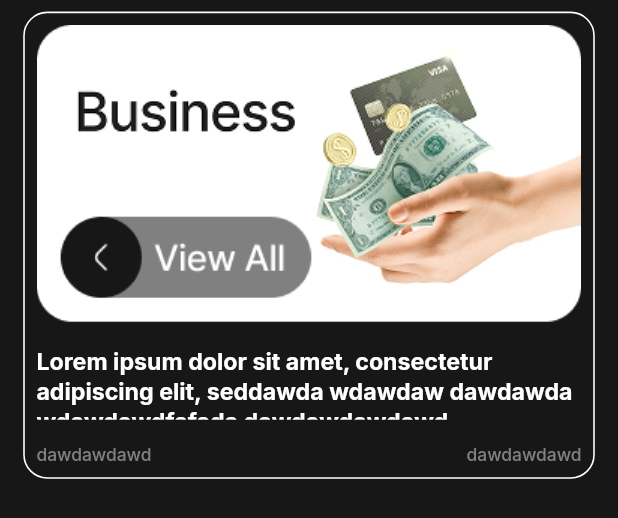
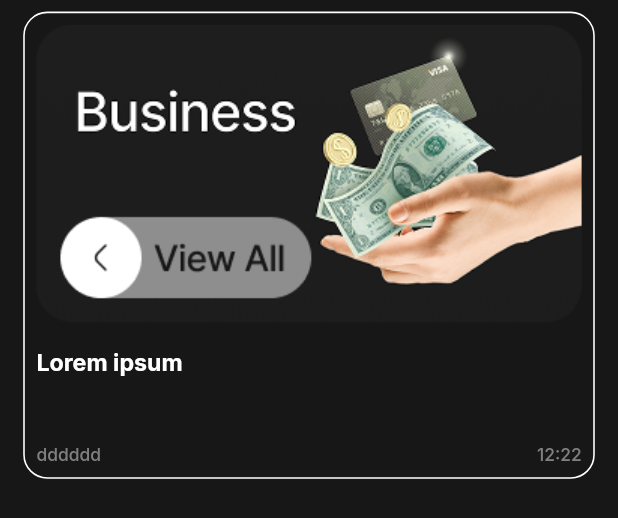
Before and after one commit to ElRaey-411/News-app, a Flutter app: the ArticleItem widget shown alone on an empty page, opened directly, on a phone screen of 412 x 824 dp. Shown: the top 518 px of the screen. Run offline on Flutter 3.47's test engine with Material 3 defaults, Android fonts, the phone set to English and light mode, and no system bars; our stand-ins replace flutter_screenutil, google_fonts.

Commit message:
finish details screen ui

```diff
--- a/lib/config/theme_manager.dart
+++ b/lib/config/theme_manager.dart
@@ -8,8 +8,23 @@ class ThemeManager {
   static final ThemeData dark = ThemeData(
     primaryColor: ColorsManager.black,
     secondaryHeaderColor: ColorsManager.white,
+    scaffoldBackgroundColor: ColorsManager.black,
 
-    scaffoldBackgroundColor: ColorsManager.black,
+    elevatedButtonTheme: ElevatedButtonThemeData(
+      style: ElevatedButton.styleFrom(
+        elevation: 0,
+        padding: REdgeInsets.symmetric(vertical: 16),
+        backgroundColor: ColorsManager.black,
+        foregroundColor: ColorsManager.white,
+        textStyle: GoogleFonts.inter(
+          fontSize: 16.sp,
+          fontWeight: FontWeight.bold,
+        ),
+        shape: RoundedRectangleBorder(
+          borderRadius: BorderRadius.circular(16.r),
+        ),
+      ),
+    ),
     appBarTheme: AppBarTheme(
       scrolledUnderElevation: 0,
       backgroundColor: ColorsManager.black,
@@ -43,6 +58,11 @@ class ThemeManager {
         fontWeight: FontWeight.w500,
         color: ColorsManager.grey,
       ),
+      bodySmall: GoogleFonts.inter(
+        fontSize: 14.sp,
+        fontWeight: FontWeight.w500,
+        color: ColorsManager.black,
+      )
 
     ),
   );
--- /dev/null
+++ b/lib/core/models/article_model.dart
@@ -0,0 +1,23 @@
+import 'package:flutter/foundation.dart';
+import 'package:news_app/core/models/category_model.dart';
+
+class ArticleModel{
+  ArticleModel({
+    required this.category,
+    required this.title,
+    required this.description,
+    required this.author,
+    required this.date,
+    required this.time,
+    required this.imageUrl,
+});
+  CategoryModel category;
+  String title;
+  String description;
+  String author;
+  String date;
+  String time;
+  String imageUrl;
+
+
+}
--- a/lib/core/widgets/article_item.dart
+++ b/lib/core/widgets/article_item.dart
@@ -1,12 +1,21 @@
 import 'package:flutter/material.dart';
 import 'package:flutter_screenutil/flutter_screenutil.dart';
+import 'package:provider/provider.dart';
+
+import '../../features/home_screen/provider/home_provider.dart';
 
 class ArticleItem extends StatelessWidget {
   const ArticleItem({super.key});
 
+
   @override
   Widget build(BuildContext context) {
-    return Padding(
+    var provider = Provider.of<HomeProvider>(context);
+    return InkWell(
+      onTap: (){
+        provider.showModalSheet(context);
+      },
+      child: Padding(
         padding: REdgeInsets.symmetric(horizontal: 16,vertical: 8),
         child: Container(
           height: 322.h,
@@ -22,32 +31,34 @@ class ArticleItem extends StatelessWidget {
           child: Padding(
             padding: REdgeInsets.all(8.0),
             child: Column(
+              crossAxisAlignment: CrossAxisAlignment.stretch,
               children: [
                 ClipRRect(
                   borderRadius: BorderRadius.circular(16),
                   child: Image.asset(
-                  "assets/light_pics/business.png",
+                    provider.article.imageUrl,
                     fit: BoxFit.cover,
                   ),
                 ),
                 SizedBox(height: 16.h,),
                 Expanded(
                   child: Text(
-                  "Lorem ipsum dolor sit amet, consectetur adipiscing elit, seddawda wdawdaw dawdawda wdawdawdfafada dawdawdawdawd",style: Theme.of(context).textTheme.headlineMedium,
+                    provider.article.title,style: Theme.of(context).textTheme.headlineMedium,
                   ),
                 ),
                 SizedBox(height: 16.h,),
                 Row(
                   mainAxisAlignment: MainAxisAlignment.spaceBetween,
                   children: [
-                  Text("dawdawdawd",style: Theme.of(context).textTheme.headlineSmall),
-                  Text("dawdawdawd",style: Theme.of(context).textTheme.headlineSmall),
+                    Text(provider.article.author,style: Theme.of(context).textTheme.headlineSmall),
+                    Text(provider.article.time,style: Theme.of(context).textTheme.headlineSmall),
                   ]
                 ),
               ]
             ),
           ),
         ),
+      ),
     );
   }
 }
--- a/lib/features/home_screen/provider/home_provider.dart
+++ b/lib/features/home_screen/provider/home_provider.dart
@@ -1,35 +1,62 @@
 import 'package:flutter/cupertino.dart';
+import 'package:flutter/material.dart';
+import 'package:news_app/core/models/article_model.dart';
+import 'package:news_app/core/widgets/article_item.dart';
 import '../../../core/models/category_model.dart';
 import '../home_tabs/categories_tab.dart';
+import '../home_tabs/custom_modal_screen.dart';
+import '../home_tabs/details_tab.dart';
 import '../home_tabs/sources_tab.dart';
 
-class HomeProvider extends ChangeNotifier{
-
-  String title="Home";
+class HomeProvider extends ChangeNotifier {
+  String title = "Home";
   int selectedTab = 0;
   int? selectedCategory;
-  bool isHome=true;
+  bool isHome = true;
 
-  void navigateToSources(int index){
-    title=CategoryModel.categories[index].name;
+  void navigateToSources(int index) {
+    title = CategoryModel.categories[index].name;
     selectedCategory = index;
-    selectedTab=1;
-    isHome=false;
+    selectedTab = 1;
+    isHome = false;
     notifyListeners();
   }
 
-  void navigateToHome(){
-    title="Home";
-    selectedCategory = null;
-    selectedTab=0;
-    isHome=true;
+  void navigateToDetails() {
+    title = "";
+    selectedTab = 2;
+    isHome = false;
     notifyListeners();
   }
 
+  void showModalSheet(BuildContext context) {
+    showModalBottomSheet(
+      useSafeArea: true,
+      context: context,
+      builder: (_) => CustomModalScreen(provider: this,),
+    );
+  }
 
+  void navigateToHome() {
+    title = "Home";
+    selectedCategory = null;
+    selectedTab = 0;
+    isHome = true;
+    notifyListeners();
+  }
 
-  List<Widget> tabs =[
-  CategoriesTab(),
-  SourcesTab(),
-];
+  List<Widget> tabs = [CategoriesTab(), SourcesTab(),
+    DetailsTab()
+  ];
+
+  ArticleModel article = ArticleModel(
+    category: CategoryModel.categories[0],
+    title: "Lorem ipsum ",
+    description:
+        "dawda d awd awd awd aikhr;o 8ihsljk n 8yhdw ianwdo8uhawduja nwdp0awd",
+    author: "dddddd",
+    date: "10/11/2020",
+    time: "12:22",
+    imageUrl: CategoryModel.categories[0].darkPhoto
+  );
 }
```
Also changed, not shown: lib/features/home_screen/home_screen.dart (+10 -7 lines), lib/features/home_screen/home_tabs/custom_modal_screen.dart (added, +50 -0 lines), lib/features/home_screen/home_tabs/details_tab.dart (added, +84 -0 lines), lib/core/widgets/custom_drawer.dart (renamed from lib/features/home_screen/custom_drawer.dart). Lines whose indentation alone changed are shown as unchanged.
